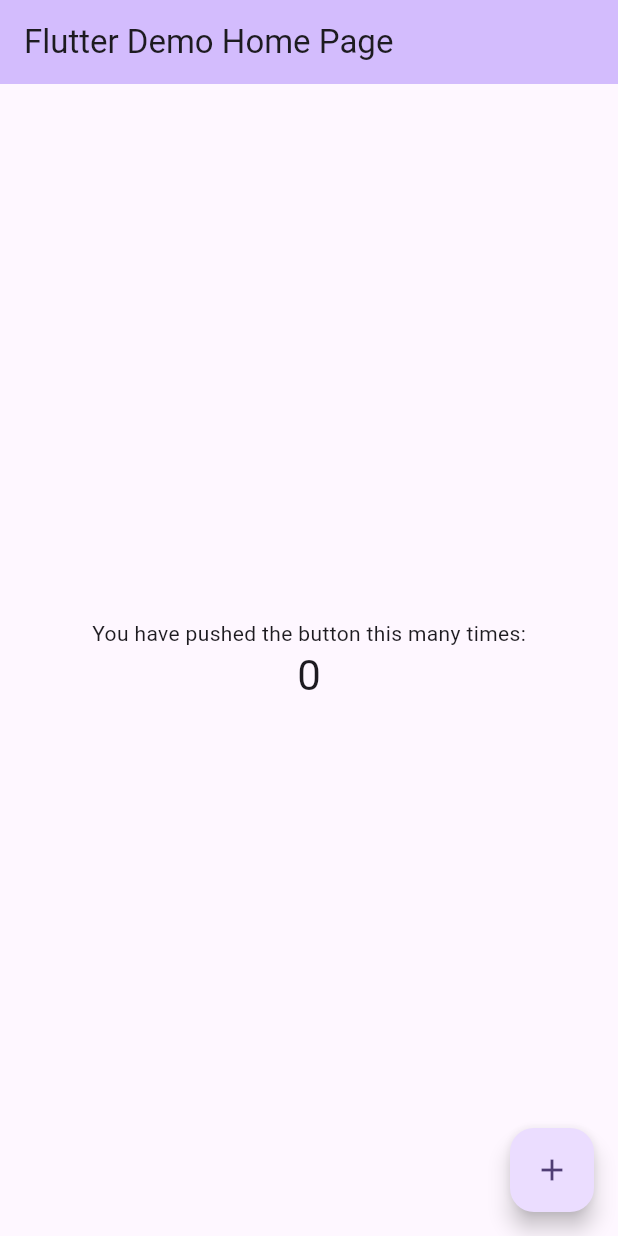
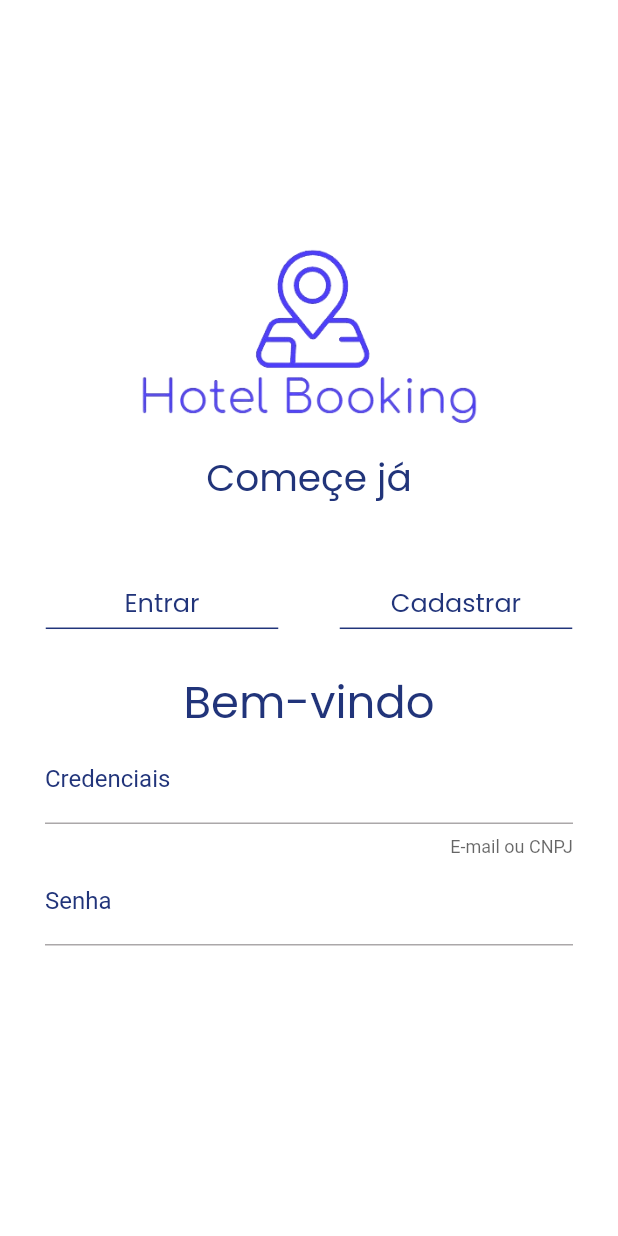
Before and after one commit to guilhermevini2013/App-Flutter-HotelBooking, a Flutter app: the screen it shows after launch, on a phone screen of 412 x 824 dp. Run offline on Flutter 3.47's test engine with Material 3 defaults, Android fonts, the phone set to English and light mode, and no system bars.

Commit message:
feito a view home principal e implementado funcao de troca de conteudo

```diff
--- a/lib/main.dart
+++ b/lib/main.dart
@@ -1,110 +1,196 @@
 import 'package:flutter/material.dart';
 
 void main() {
-  runApp(const MyApp());
+  runApp(const HomeView());
 }
 
-class MyApp extends StatelessWidget {
-  const MyApp({super.key});
+class HomeView extends StatelessWidget {
+  const HomeView({super.key});
 
   // This widget is the root of your application.
   @override
   Widget build(BuildContext context) {
     return MaterialApp(
-      title: 'Flutter Demo',
+      title: 'Hotel Booking',
       theme: ThemeData(
-        colorScheme: ColorScheme.fromSeed(seedColor: Colors.deepPurple),
-        useMaterial3: true,
+        colorScheme: ColorScheme.fromSeed(seedColor: Colors.transparent),
+        useMaterial3: false,
       ),
-      home: const MyHomePage(title: 'Flutter Demo Home Page'),
+      home: const HomePresentation(),
     );
   }
 }
 
-class MyHomePage extends StatefulWidget {
-  const MyHomePage({super.key, required this.title});
-
-  // This widget is the home page of your application. It is stateful, meaning
-  // that it has a State object (defined below) that contains fields that affect
-  // how it looks.
-
-  // This class is the configuration for the state. It holds the values (in this
-  // case the title) provided by the parent (in this case the App widget) and
-  // used by the build method of the State. Fields in a Widget subclass are
-  // always marked "final".
-
-  final String title;
+class HomePresentation extends StatelessWidget {
+  const HomePresentation({super.key});
 
   @override
-  State<MyHomePage> createState() => _MyHomePageState();
+  Widget build(BuildContext context) {
+    return Scaffold(
+      backgroundColor: Colors.white,
+      resizeToAvoidBottomInset: true,
+      body: Container(
+        padding: const EdgeInsets.fromLTRB(10, 0, 10, 30),
+        child: const Center(
+          child: SingleChildScrollView(
+            child: Column(
+              crossAxisAlignment: CrossAxisAlignment.center,
+              children: [
+                Image(
+                  image: AssetImage('assets/images/logo.png'),
+                  width: 230,
+                ),
+                Padding(
+                  padding: EdgeInsets.fromLTRB(0, 15, 0, 0),
+                  child: Text(
+                    'Começe já',
+                    style: TextStyle(
+                      fontFamily: 'Principal',
+                      fontSize: 25,
+                      color: Color(0xFF21347A),
+                    ),
+                  ),
+                ),
+                SizedBox(
+                  height: 40,
+                ),
+                HomeMenu()
+              ],
+            ),
+          ),
+        ),
+      ),
+    );
+  }
 }
 
-class _MyHomePageState extends State<MyHomePage> {
-  int _counter = 0;
+class HomeMenu extends StatefulWidget {
+  const HomeMenu({super.key});
 
-  void _incrementCounter() {
+  @override
+  State<HomeMenu> createState() => _HomeMenuState();
+}
+
+class _HomeMenuState extends State<HomeMenu> {
+  bool _registerPage = false;
+
+  void _mudarTela(MenuButton typeButton){
     setState(() {
-      // This call to setState tells the Flutter framework that something has
-      // changed in this State, which causes it to rerun the build method below
-      // so that the display can reflect the updated values. If we changed
-      // _counter without calling setState(), then the build method would not be
-      // called again, and so nothing would appear to happen.
-      _counter++;
+      if(typeButton == MenuButton.REGISTER){
+        _registerPage = true;
+      }else{
+        _registerPage = false;
+      }
     });
+  }
+
+  Widget _createButton(String text, Color color, MenuButton typeButton) {
+    return ElevatedButton(
+      style: ElevatedButton.styleFrom(
+        backgroundColor: color,
+        foregroundColor: const Color(0x0096a9ff),
+        shadowColor: color,
+        fixedSize: const Size(155, 30),
+        shape: LinearBorder.bottom(
+          side: const BorderSide(width: 1, color: Color(0xFF21347A)),
+        ),
+      ),
+      onPressed: () {
+        _mudarTela(typeButton);
+      },
+      child: Text(
+        text,
+        style: const TextStyle(
+          fontFamily: 'Principal',
+          fontSize: 17,
+          color: Color(0xFF21347A),
+        ),
+      ),
+    );
   }
 
   @override
   Widget build(BuildContext context) {
-    // This method is rerun every time setState is called, for instance as done
-    // by the _incrementCounter method above.
-    //
-    // The Flutter framework has been optimized to make rerunning build methods
-    // fast, so that you can just rebuild anything that needs updating rather
-    // than having to individually change instances of widgets.
-    return Scaffold(
-      appBar: AppBar(
-        // TRY THIS: Try changing the color here to a specific color (to
-        // Colors.amber, perhaps?) and trigger a hot reload to see the AppBar
-        // change color while the other colors stay the same.
-        backgroundColor: Theme.of(context).colorScheme.inversePrimary,
-        // Here we take the value from the MyHomePage object that was created by
-        // the App.build method, and use it to set our appbar title.
-        title: Text(widget.title),
-      ),
-      body: Center(
-        // Center is a layout widget. It takes a single child and positions it
-        // in the middle of the parent.
-        child: Column(
-          // Column is also a layout widget. It takes a list of children and
-          // arranges them vertically. By default, it sizes itself to fit its
-          // children horizontally, and tries to be as tall as its parent.
-          //
-          // Column has various properties to control how it sizes itself and
-          // how it positions its children. Here we use mainAxisAlignment to
-          // center the children vertically; the main axis here is the vertical
-          // axis because Columns are vertical (the cross axis would be
-          // horizontal).
-          //
-          // TRY THIS: Invoke "debug painting" (choose the "Toggle Debug Paint"
-          // action in the IDE, or press "p" in the console), to see the
-          // wireframe for each widget.
-          mainAxisAlignment: MainAxisAlignment.center,
-          children: <Widget>[
-            const Text(
-              'You have pushed the button this many times:',
-            ),
-            Text(
-              '$_counter',
-              style: Theme.of(context).textTheme.headlineMedium,
-            ),
+    return Column(
+      children: [
+        Row(
+          mainAxisAlignment: MainAxisAlignment.spaceAround,
+          children: [
+            _createButton('Entrar', Colors.transparent, MenuButton.JOIN),
+            _createButton('Cadastrar', Colors.transparent, MenuButton.REGISTER),
           ],
         ),
-      ),
-      floatingActionButton: FloatingActionButton(
-        onPressed: _incrementCounter,
-        tooltip: 'Increment',
-        child: const Icon(Icons.add),
-      ), // This trailing comma makes auto-formatting nicer for build methods.
+        const SizedBox(
+          height: 20,
+        ),
+        Padding(
+          padding: EdgeInsets.fromLTRB(20, 0, 20, 0),
+          child: Column(
+            children: [
+              if (!_registerPage) ...{
+                const Text(
+                  'Bem-vindo',
+                  style: TextStyle(
+                    fontFamily: 'Principal',
+                    fontSize: 30,
+                    color: Color(0xFF21347A),
+                  ),
+                ),
+                const TextField(
+                  decoration: InputDecoration(
+                    labelText: 'Credenciais',
+                    labelStyle: TextStyle(
+                      color: Color(0xFF21347A),
+                    ),
+                    counterText: 'E-mail ou CNPJ',
+                    focusedBorder: OutlineInputBorder(
+                      // Define a cor da borda quando o TextField está ativado
+                      borderSide: BorderSide(
+                        color: Color(0xFF21347A),
+                        style: BorderStyle.solid,
+                      ),
+                    ),
+                  ),
+                ),
+                const TextField(
+                  decoration: InputDecoration(
+                    labelText: 'Senha',
+                    labelStyle: TextStyle(
+                      color: Color(0xFF21347A),
+                    ),
+                    focusedBorder: OutlineInputBorder(
+                      // Define a cor da borda quando o TextField está ativado
+                      borderSide: BorderSide(
+                        color: Color(0xFF21347A),
+                        style: BorderStyle.solid,
+                      ),
+                    ),
+                  ),
+                ),
+
+              } else ...{
+                const TextField(
+                  decoration: InputDecoration(
+                    labelText: 'Senha',
+                    labelStyle: TextStyle(
+                      color: Color(0xFF21347A),
+                    ),
+                    focusedBorder: OutlineInputBorder(
+                      // Define a cor da borda quando o TextField está ativado
+                      borderSide: BorderSide(
+                        color: Color(0xFF21347A),
+                        style: BorderStyle.solid,
+                      ),
+                    ),
+                  ),
+                )
+              }
+            ],
+          ),
+        )
+      ],
     );
   }
 }
+
+enum MenuButton { JOIN, REGISTER }
```
Also changed, not shown: pubspec.yaml (+8 -3 lines), assets/fonts/Poppins-Regular.ttf (added), assets/images/logo.png (added), 1 other file.
